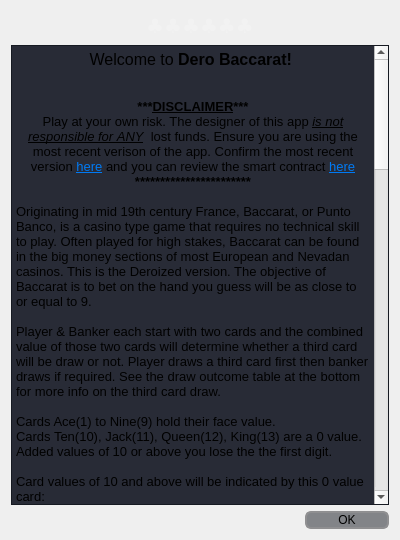
Qt form Mainnet-Baccarat/help.ui (SixofClubsss/Dero-Baccarat) before a commit.
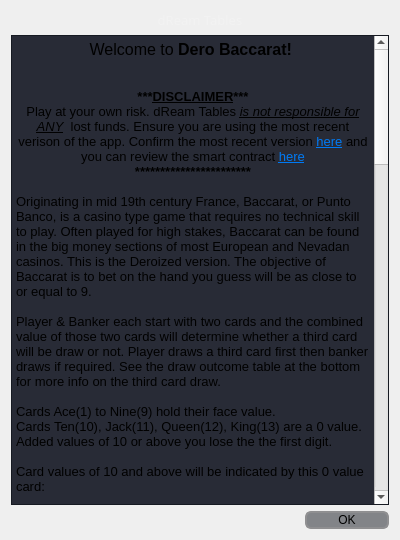
The same form after that commit. Icons and pictures are not drawn.

Patch:
```diff
--- a/Mainnet-Baccarat/help.ui
+++ b/Mainnet-Baccarat/help.ui
@@ -172,9 +172,10 @@
      </property>
      <property name="font">
       <font>
-       <family>Ubuntu Thin</family>
-       <pointsize>15</pointsize>
+       <family>Gugi</family>
+       <pointsize>10</pointsize>
        <weight>50</weight>
+       <italic>false</italic>
        <bold>false</bold>
       </font>
      </property>
@@ -182,7 +183,7 @@
       <string notr="true">color: rgb(255, 255, 255, 45);</string>
      </property>
      <property name="text">
-      <string>♣♣♣♣♣♣</string>
+      <string>dReam Tables</string>
      </property>
      <property name="alignment">
       <set>Qt::AlignCenter</set>
@@ -203,7 +204,7 @@
 &lt;p align=&quot;center&quot; style=&quot; margin-top:0px; margin-bottom:0px; margin-left:0px; margin-right:0px; -qt-block-indent:0; text-indent:0px;&quot;&gt;&lt;img src=&quot;:/DeroLogo&quot; /&gt;&lt;/p&gt;
 &lt;p style=&quot;-qt-paragraph-type:empty; margin-top:0px; margin-bottom:0px; margin-left:0px; margin-right:0px; -qt-block-indent:0; text-indent:0px;&quot;&gt;&lt;br /&gt;&lt;/p&gt;
 &lt;p align=&quot;center&quot; style=&quot; margin-top:0px; margin-bottom:0px; margin-left:0px; margin-right:0px; -qt-block-indent:0; text-indent:0px;&quot;&gt;&lt;span style=&quot; font-weight:600; background-color:transparent;&quot;&gt;***&lt;/span&gt;&lt;span style=&quot; font-weight:600; text-decoration: underline; background-color:transparent;&quot;&gt;DISCLAIMER&lt;/span&gt;&lt;span style=&quot; font-weight:600; background-color:transparent;&quot;&gt;***&lt;/span&gt;&lt;/p&gt;
-&lt;p align=&quot;center&quot; style=&quot; margin-top:0px; margin-bottom:0px; margin-left:0px; margin-right:0px; -qt-block-indent:0; text-indent:0px;&quot;&gt;&lt;span style=&quot; background-color:transparent;&quot;&gt;Play at your own risk. The designer of this app &lt;/span&gt;&lt;span style=&quot; font-style:italic; text-decoration: underline; background-color:transparent;&quot;&gt;is not responsible for&lt;/span&gt;&lt;span style=&quot; text-decoration: underline; background-color:transparent;&quot;&gt; &lt;/span&gt;&lt;span style=&quot; font-style:italic; text-decoration: underline; background-color:transparent;&quot;&gt;ANY&lt;/span&gt;&lt;span style=&quot; font-style:italic; background-color:transparent;&quot;&gt; &lt;/span&gt;&lt;span style=&quot; background-color:transparent;&quot;&gt; lost funds. Ensure you are using the most recent verison of the app. Confirm the most recent version &lt;/span&gt;&lt;a href=&quot;https://github.com/SixofClubsss/Dero-Baccarat&quot;&gt;&lt;span style=&quot; text-decoration: underline; color:#007af4;&quot;&gt;here&lt;/span&gt;&lt;/a&gt;&lt;span style=&quot; background-color:transparent;&quot;&gt; and you can review the smart contract &lt;/span&gt;&lt;a href=&quot;https://explorer.dero.io/tx/da78f97e1aec885b8a3f75b1af2892dcd0a13342b645320e46cf0edf8c17478b&quot;&gt;&lt;span style=&quot; text-decoration: underline; color:#007af4;&quot;&gt;here&lt;/span&gt;&lt;/a&gt;&lt;/p&gt;
+&lt;p align=&quot;center&quot; style=&quot; margin-top:0px; margin-bottom:0px; margin-left:0px; margin-right:0px; -qt-block-indent:0; text-indent:0px;&quot;&gt;&lt;span style=&quot; background-color:transparent;&quot;&gt;Play at your own risk. dReam Tables &lt;/span&gt;&lt;span style=&quot; font-style:italic; text-decoration: underline; background-color:transparent;&quot;&gt;is not responsible for&lt;/span&gt;&lt;span style=&quot; text-decoration: underline; background-color:transparent;&quot;&gt; &lt;/span&gt;&lt;span style=&quot; font-style:italic; text-decoration: underline; background-color:transparent;&quot;&gt;ANY&lt;/span&gt;&lt;span style=&quot; font-style:italic; background-color:transparent;&quot;&gt; &lt;/span&gt;&lt;span style=&quot; background-color:transparent;&quot;&gt; lost funds. Ensure you are using the most recent verison of the app. Confirm the most recent version &lt;/span&gt;&lt;a href=&quot;https://github.com/SixofClubsss/Dero-Baccarat&quot;&gt;&lt;span style=&quot; text-decoration: underline; color:#007af4;&quot;&gt;here&lt;/span&gt;&lt;/a&gt;&lt;span style=&quot; background-color:transparent;&quot;&gt; and you can review the smart contract &lt;/span&gt;&lt;a href=&quot;https://explorer.dero.io/tx/eb0bfd7205a8753282ebf62a103451cdb30f161db301db742b50dc1b9f2a5c88&quot;&gt;&lt;span style=&quot; text-decoration: underline; color:#007af4;&quot;&gt;here&lt;/span&gt;&lt;/a&gt;&lt;/p&gt;
 &lt;p align=&quot;center&quot; style=&quot; margin-top:0px; margin-bottom:0px; margin-left:0px; margin-right:0px; -qt-block-indent:0; text-indent:0px;&quot;&gt;&lt;span style=&quot; font-weight:600; background-color:transparent;&quot;&gt;***********************&lt;/span&gt;&lt;/p&gt;
 &lt;p style=&quot;-qt-paragraph-type:empty; margin-top:0px; margin-bottom:0px; margin-left:0px; margin-right:0px; -qt-block-indent:0; text-indent:0px;&quot;&gt;&lt;br /&gt;&lt;/p&gt;
 &lt;p style=&quot; margin-top:0px; margin-bottom:0px; margin-left:0px; margin-right:0px; -qt-block-indent:0; text-indent:0px;&quot;&gt;&lt;span style=&quot; background-color:transparent;&quot;&gt;Originating in mid 19th century France, Baccarat, or Punto Banco, is a casino type game that requires no technical skill to play. Often played for high stakes, Baccarat can be found in the big money sections of most European and Nevadan casinos. This is the Deroized version. The objective of Baccarat is to bet on the hand you guess will be as close to or equal to 9. &lt;/span&gt;&lt;/p&gt;
@@ -231,7 +232,7 @@
 &lt;p style=&quot; margin-top:0px; margin-bottom:0px; margin-left:0px; margin-right:0px; -qt-block-indent:0; text-indent:0px;&quot;&gt;&lt;span style=&quot; font-size:12pt; text-decoration: underline; background-color:transparent;&quot;&gt;How to Play&lt;/span&gt;&lt;span style=&quot; font-size:12pt; background-color:transparent;&quot;&gt;:&lt;/span&gt;&lt;/p&gt;
 &lt;p style=&quot; margin-top:0px; margin-bottom:0px; margin-left:0px; margin-right:0px; -qt-block-indent:0; text-indent:0px;&quot;&gt;&lt;span style=&quot; background-color:transparent;&quot;&gt;Enter your daemon &amp;amp; wallet rpc address in the box provided and click connect. If you have a rpc user:pass you can enter it in the boxes provided if not leave blank. Click connect for daemon &amp;amp; wallet, if connection is successful you will see the connected &lt;/span&gt;&lt;span style=&quot; font-weight:600; background-color:transparent;&quot;&gt;box checked&lt;/span&gt;&lt;span style=&quot; background-color:transparent;&quot;&gt;. If the connected box is &lt;/span&gt;&lt;span style=&quot; font-style:italic; background-color:transparent;&quot;&gt;not checked&lt;/span&gt;&lt;span style=&quot; background-color:transparent;&quot;&gt; you are not connected and will not be able play.&lt;/span&gt;&lt;/p&gt;
 &lt;p style=&quot;-qt-paragraph-type:empty; margin-top:0px; margin-bottom:0px; margin-left:0px; margin-right:0px; -qt-block-indent:0; text-indent:0px;&quot;&gt;&lt;br /&gt;&lt;/p&gt;
-&lt;p style=&quot; margin-top:0px; margin-bottom:0px; margin-left:0px; margin-right:0px; -qt-block-indent:0; text-indent:0px;&quot;&gt;&lt;span style=&quot; background-color:transparent;&quot;&gt;Once connected you can click the Get dChips button to get dChips to play with. Dero Baccarat ONLY accepts dChips for betting. You can click the Trade dChips button to swap your dChips back to Dero. &lt;/span&gt;&lt;/p&gt;
+&lt;p style=&quot; margin-top:0px; margin-bottom:0px; margin-left:0px; margin-right:0px; -qt-block-indent:0; text-indent:0px;&quot;&gt;&lt;span style=&quot; background-color:transparent;&quot;&gt;Once connected you can click the Get dReams button to get dReams to play with. This table ONLY accepts dReams for betting. You can click the Trade dReams button to swap your dReams back to Dero. &lt;/span&gt;&lt;/p&gt;
 &lt;p align=&quot;center&quot; style=&quot; margin-top:0px; margin-bottom:0px; margin-left:0px; margin-right:0px; -qt-block-indent:0; text-indent:0px;&quot;&gt;&lt;span style=&quot; font-style:italic; background-color:transparent;&quot;&gt;Exchange rate : 1 Dero = 333 dChips.&lt;/span&gt;&lt;/p&gt;
 &lt;p style=&quot;-qt-paragraph-type:empty; margin-top:0px; margin-bottom:0px; margin-left:0px; margin-right:0px; -qt-block-indent:0; text-indent:0px;&quot;&gt;&lt;br /&gt;&lt;/p&gt;
 &lt;p style=&quot; margin-top:0px; margin-bottom:0px; margin-left:0px; margin-right:0px; -qt-block-indent:0; text-indent:0px;&quot;&gt;&lt;span style=&quot; background-color:transparent;&quot;&gt;To place a bet select amount and click on player or banker or tie. One bet per hand (ei. no betting on player + tie in one single hand). A confirmation box will pop up to confirm your selected bet. If the displayed bet is correct, click OK. You will then receive a Hand TXID. You have now placed a bet! &lt;/span&gt;&lt;/p&gt;
```
Left out of the diff: 3 changed lines with no effect on the pictures.
